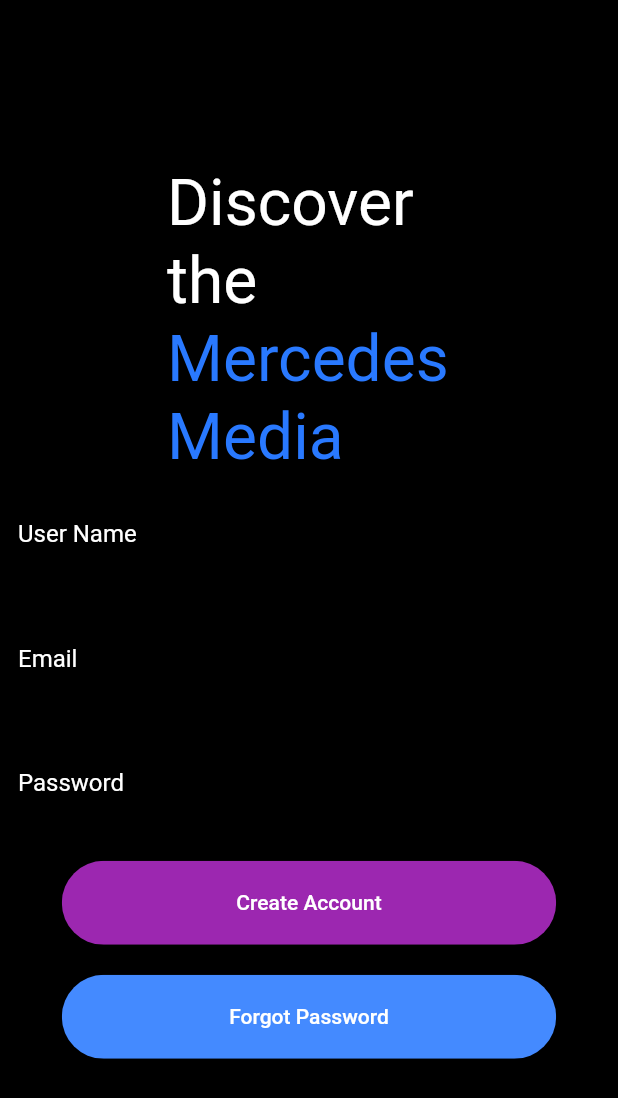
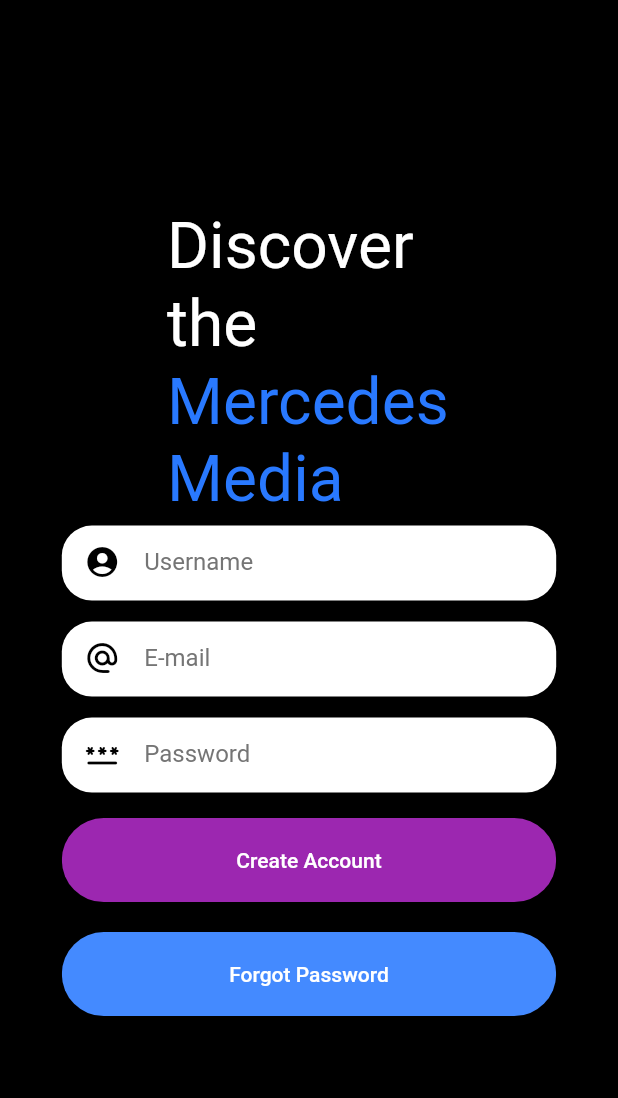
Before and after one commit to mucahitkosgen/mobillappmercedes, a Flutter app: the AccountIslemleri screen opened directly, on a phone screen of 412 x 824 dp. Shown: the top 1098 px of the screen. Run offline on Flutter 3.47's test engine with Material 2 defaults, Android fonts, the light colour scheme and no system bars; our stand-ins replace cloud_firestore, easy_localization, firebase_auth, firebase_core, firebase_storage, flutter_svg and 3 more; missing offline and left inert: dart:html, syncfusion_flutter_core; accounts and stored records are empty; key blocks and very long unbroken strings in the code were emptied for the run.

Commit message:
createaccountfront

```diff
--- a/lib/createAccount.dart
+++ b/lib/createAccount.dart
@@ -62,51 +62,139 @@
               "assets/icons/Discover theMercedesMedia.svg",
               height: size.height * 0.25,
             ),
-            Padding(
-              padding: const EdgeInsets.all(12.0),
+            Center(
+              child: Container(
+                margin: EdgeInsets.all(7.0),
+                width: size.width * 0.8,
+                height: 50,
+                decoration: BoxDecoration(
+                  color: Colors.white,
+                  boxShadow: [
+                    BoxShadow(
+                      blurRadius: 1.1,
+                      color: Colors.black45,
+                      spreadRadius: 0.5,
+                      offset: Offset(
+                        1.5,
+                        2,
+                      ),
+                    ),
+                  ],
+                  borderRadius: BorderRadius.circular(20),
+                ),
+                child: Padding(
+                  padding: const EdgeInsets.symmetric(horizontal: 15),
+                  child: SizedBox(
+                    height: 30,
                     child: TextFormField(
-                style: const TextStyle(color: Colors.white),
+                      style: TextStyle(color: Colors.purple),
+                      decoration: InputDecoration(
+                        border: InputBorder.none,
+                        disabledBorder: InputBorder.none,
+                        enabledBorder: InputBorder.none,
+                        errorBorder: InputBorder.none,
+                        focusedBorder: InputBorder.none,
+                        focusedErrorBorder: InputBorder.none,
+                        hintText: 'Username',
+                        hintStyle: TextStyle(color: Colors.grey[600]),
+                        icon: Icon(Icons.account_circle, color: Colors.black),
+                      ),
                       onChanged: (String kullaniciAdiTutucu) {
                         kullaniciAdiAl(kullaniciAdiTutucu);
                       },
-                decoration: const InputDecoration(
-                    labelText: "User Name",
-                    labelStyle: TextStyle(
-                      color: Colors.white,
-                    ),
-                    focusedBorder: OutlineInputBorder(
-                        borderSide: BorderSide(color: Colors.white, width: 2))),
                     ),
                   ),
-            Padding(
-              padding: const EdgeInsets.all(12.0),
+                ),
+              ),
+            ),
+            Center(
+              child: Container(
+                margin: EdgeInsets.all(7.0),
+                width: size.width * 0.8,
+                height: 50,
+                decoration: BoxDecoration(
+                  color: Colors.white,
+                  boxShadow: [
+                    BoxShadow(
+                      blurRadius: 1.1,
+                      color: Colors.black45,
+                      spreadRadius: 0.5,
+                      offset: Offset(
+                        1.5,
+                        2,
+                      ),
+                    ),
+                  ],
+                  borderRadius: BorderRadius.circular(20),
+                ),
+                child: Padding(
+                  padding: const EdgeInsets.symmetric(horizontal: 15),
+                  child: SizedBox(
+                    height: 30,
                     child: TextFormField(
-                style: const TextStyle(color: Colors.white),
+                      style: TextStyle(color: Colors.purple),
+                      decoration: InputDecoration(
+                        border: InputBorder.none,
+                        disabledBorder: InputBorder.none,
+                        enabledBorder: InputBorder.none,
+                        errorBorder: InputBorder.none,
+                        focusedBorder: InputBorder.none,
+                        focusedErrorBorder: InputBorder.none,
+                        hintText: 'E-mail',
+                        hintStyle: TextStyle(color: Colors.grey[600]),
+                        icon: Icon(Icons.alternate_email_rounded,
+                            color: Colors.black),
+                      ),
                       onChanged: (String emailTutucu) {
                         emailAl(emailTutucu);
                       },
-                decoration: InputDecoration(
-                    labelText: "Email",
-                    labelStyle: TextStyle(
-                      color: Colors.white,
-                    ),
-                    focusedBorder: OutlineInputBorder(
-                        borderSide: BorderSide(color: Colors.white, width: 2))),
                     ),
                   ),
-            Padding(
-              padding: const EdgeInsets.all(12.0),
+                ),
+              ),
+            ),
+            Center(
+              child: Container(
+                margin: EdgeInsets.all(7.0),
+                width: size.width * 0.8,
+                height: 50,
+                decoration: BoxDecoration(
+                  color: Colors.white,
+                  boxShadow: [
+                    BoxShadow(
+                      blurRadius: 1.1,
+                      color: Colors.black45,
+                      spreadRadius: 0.5,
+                      offset: Offset(
+                        1.5,
+                        2,
+                      ),
+                    ),
+                  ],
+                  borderRadius: BorderRadius.circular(20),
+                ),
+                child: Padding(
+                  padding: const EdgeInsets.symmetric(horizontal: 15),
+                  child: SizedBox(
+                    height: 30,
                     child: TextFormField(
-                style: const TextStyle(color: Colors.white),
+                      style: TextStyle(color: Colors.purple),
+                      decoration: InputDecoration(
+                        border: InputBorder.none,
+                        disabledBorder: InputBorder.none,
+                        enabledBorder: InputBorder.none,
+                        errorBorder: InputBorder.none,
+                        focusedBorder: InputBorder.none,
+                        focusedErrorBorder: InputBorder.none,
+                        hintText: 'Password',
+                        hintStyle: TextStyle(color: Colors.grey[600]),
+                        icon: Icon(Icons.password_rounded, color: Colors.black),
+                      ),
                       onChanged: (String passwordTutucu) {
                         passwordAl(passwordTutucu);
                       },
-                obscureText: true,
-                decoration: InputDecoration(
-                  labelStyle: TextStyle(
-                    color: Colors.white,
                     ),
-                  labelText: "Password",
+                  ),
                 ),
               ),
             ),
```
Lines whose indentation alone changed are shown as unchanged.
